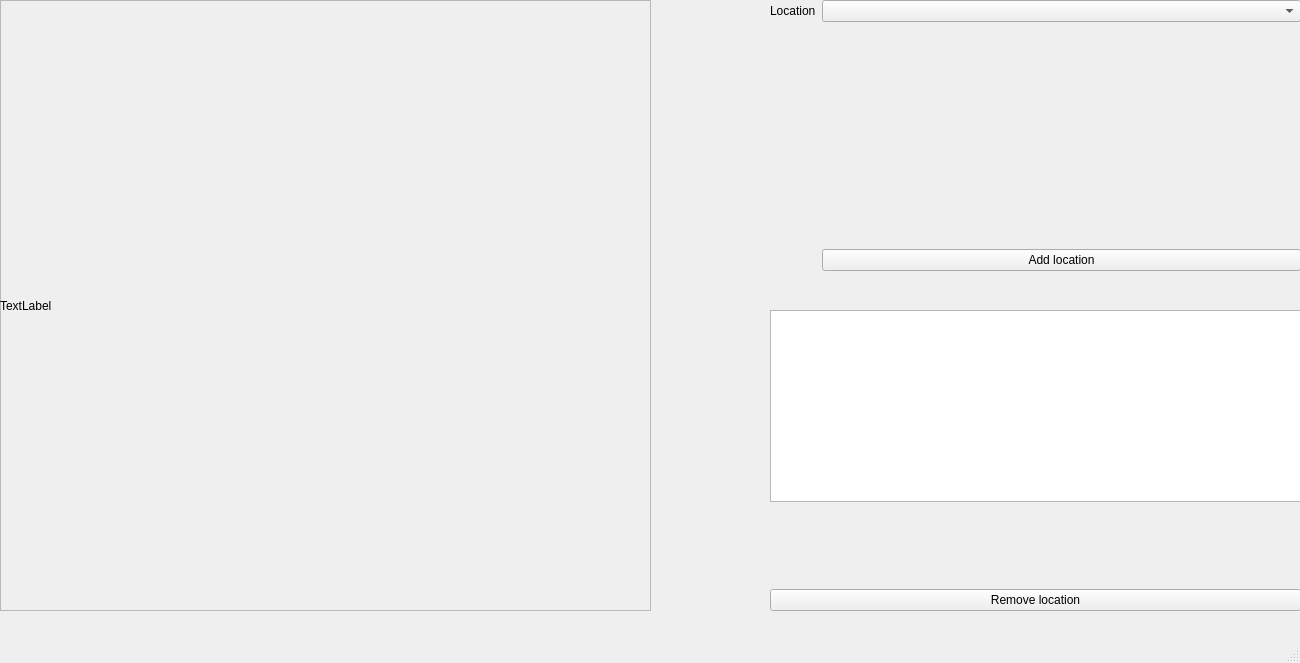
This is qt proj/UCMapper/mainwindow.ui in ELizarza/UC-Mapper as Qt 5 draws it before an edit. The edited form follows.
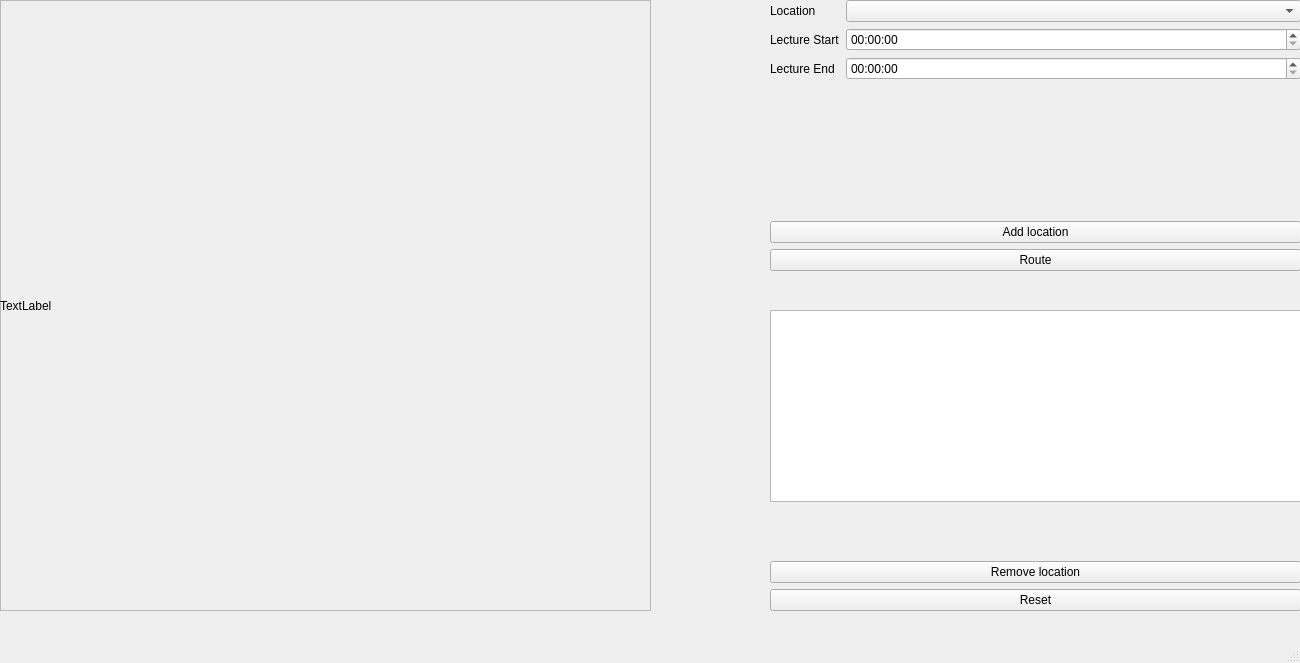
This is the edited form.

The edit to the form file:
```diff
--- a/qt proj/UCMapper/mainwindow.ui
+++ b/qt proj/UCMapper/mainwindow.ui
@@ -79,6 +79,13 @@
        </property>
       </widget>
      </item>
+     <item>
+      <widget class="QPushButton" name="pushButton_3">
+       <property name="text">
+        <string>Reset</string>
+       </property>
+      </widget>
+     </item>
     </layout>
    </widget>
    <widget class="QWidget" name="formLayoutWidget">
@@ -101,14 +108,13 @@
      <item row="0" column="1">
       <widget class="QComboBox" name="locationComboBox"/>
      </item>
-     <item row="2" column="1">
-      <widget class="QPushButton" name="pushButton">
-       <property name="text">
-        <string>Add location</string>
-       </property>
-      </widget>
-     </item>
      <item row="1" column="1">
+      <widget class="QTimeEdit" name="lectureStartTimeEdit"/>
+     </item>
+     <item row="2" column="1">
+      <widget class="QTimeEdit" name="lectureEndTimeEdit"/>
+     </item>
+     <item row="3" column="1">
       <spacer name="verticalSpacer_2">
        <property name="orientation">
         <enum>Qt::Vertical</enum>
@@ -121,6 +127,34 @@
        </property>
       </spacer>
      </item>
+     <item row="2" column="0">
+      <widget class="QLabel" name="lectureEndLabel">
+       <property name="text">
+        <string>Lecture End</string>
+       </property>
+      </widget>
+     </item>
+     <item row="1" column="0">
+      <widget class="QLabel" name="lectureStartLabel">
+       <property name="text">
+        <string>Lecture Start</string>
+       </property>
+      </widget>
+     </item>
+     <item row="4" column="0" colspan="2">
+      <widget class="QPushButton" name="pushButton">
+       <property name="text">
+        <string>Add location</string>
+       </property>
+      </widget>
+     </item>
+     <item row="5" column="0" colspan="2">
+      <widget class="QPushButton" name="pushButton_4">
+       <property name="text">
+        <string>Route</string>
+       </property>
+      </widget>
+     </item>
     </layout>
    </widget>
   </widget>
```
